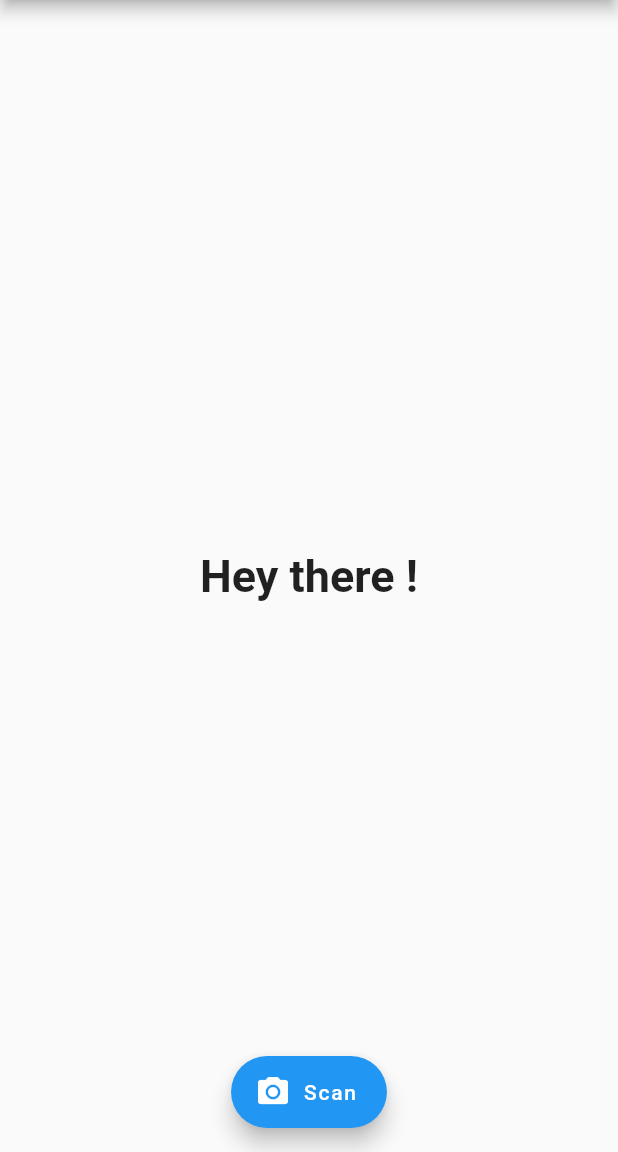
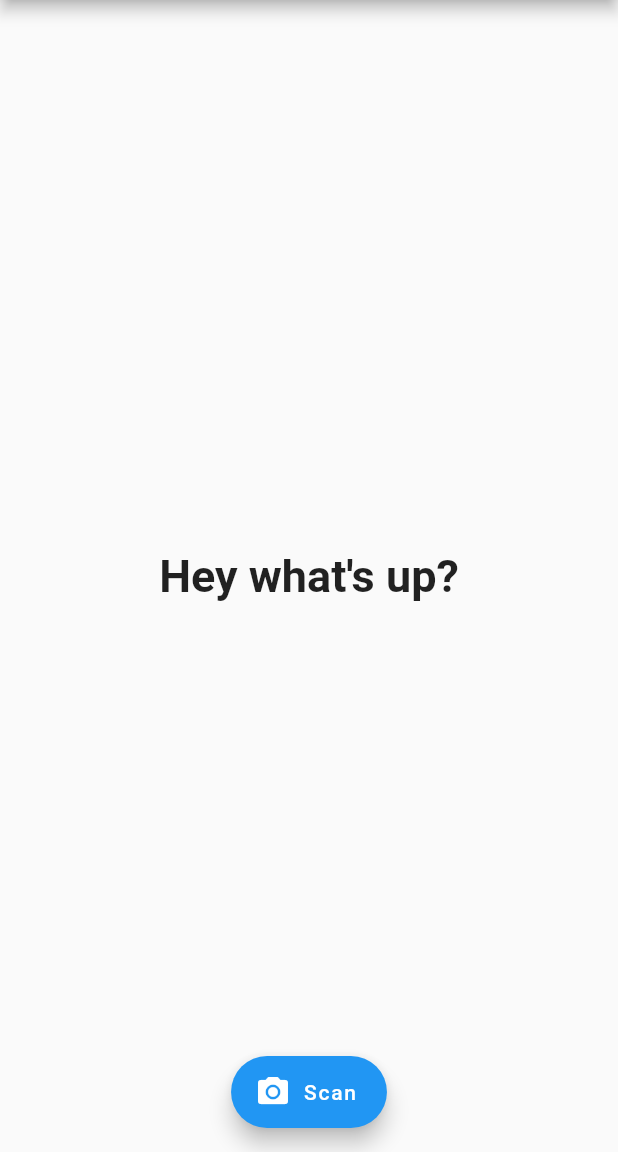
Before and after one commit to HIRO0927/InocciScanner, a Flutter app: the screen it shows after launch, on a phone screen of 412 x 824 dp, the part 84-1236 px from its top. Run offline on Flutter 3.47's test engine with Material 2 defaults, Android fonts, the phone set to English and light mode, and no system bars; our stand-ins replace share, sqflite; missing offline and left inert: flutter_mobile_vision; accounts and stored records are empty.

```diff
--- a/lib/main.dart
+++ b/lib/main.dart
@@ -1,8 +1,8 @@
 import 'dart:async';
 import 'package:flutter/material.dart';
 import 'package:flutter_mobile_vision/flutter_mobile_vision.dart';
-import 'package:flutterqrscan/database.dart';
-import 'package:flutterqrscan/models/scan_item.dart';
+import 'package:qr_scanner_app1/database.dart';
+import 'package:qr_scanner_app1/scan_item.dart';
 import 'package:share/share.dart';
 import 'package:sqflite/sqflite.dart';
 
@@ -66,7 +66,7 @@ class HistoryState extends State<History> {
 }
 
 class HomePageState extends State<HomePage> {
-  String result = "Hey there !";
+  String result = "Hey what's up?";
 
   Future _scanQR() async {
     List<Barcode> barcodes = [];
--- a/lib/scan_item.dart
+++ b/lib/scan_item.dart
@@ -24,4 +24,3 @@ class ScanItem {
     return map;
   }
 }
-© 2019 GitHub, Inc.
```
Also changed, not shown: pubspec.lock, 5 other files.
